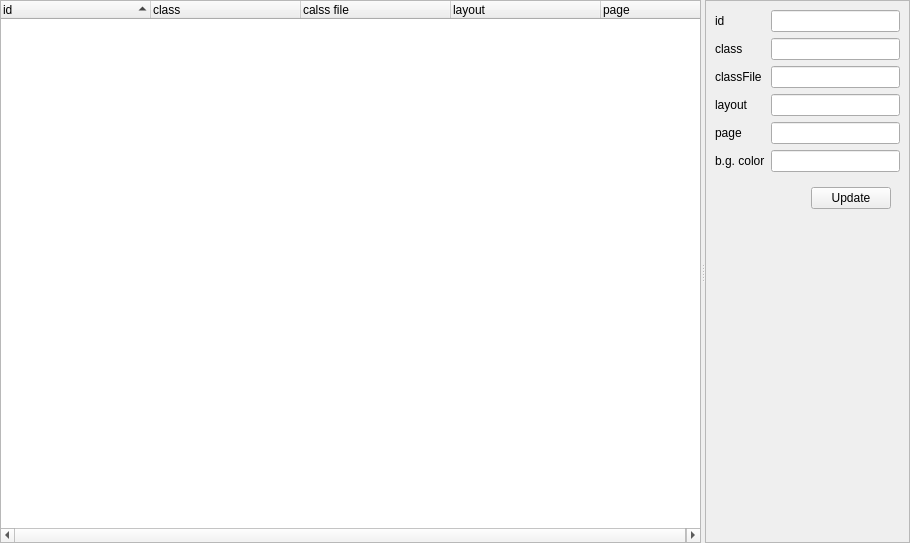
Before: the Qt Designer form n_config_scene_widget.ui in h13i32maru/navyjs-legacy2, drawn with Qt 5.
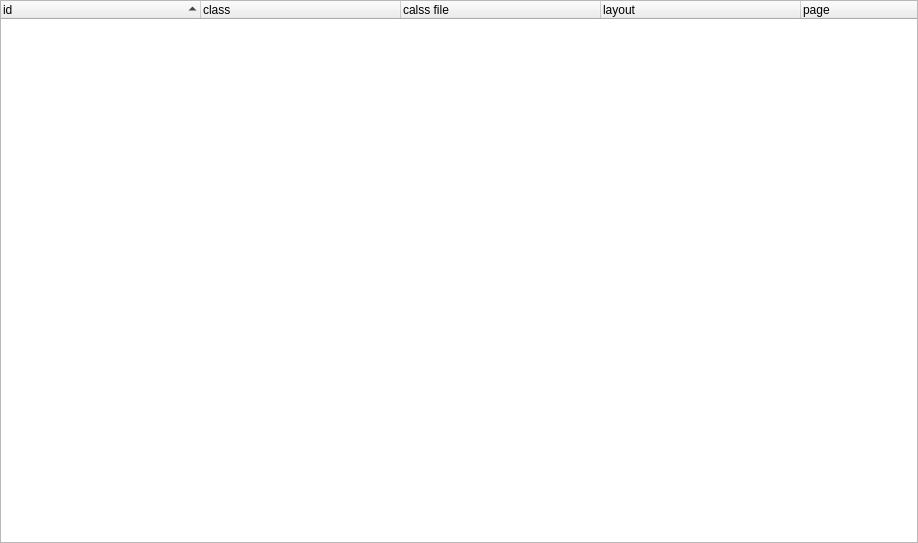
After: the same form once the commit is applied.

Commit message: sceneの設定をダイアログ化した

What changed in the file:
```diff
--- a/n_config_scene_widget.ui
+++ b/n_config_scene_widget.ui
@@ -6,7 +6,7 @@
    <rect>
     <x>0</x>
     <y>0</y>
-    <width>910</width>
+    <width>918</width>
     <height>543</height>
    </rect>
   </property>
@@ -27,10 +27,6 @@
     <number>0</number>
    </property>
    <item>
-    <widget class="QSplitter" name="splitter">
-     <property name="orientation">
-      <enum>Qt::Horizontal</enum>
-     </property>
      <widget class="QTreeWidget" name="sceneConfigTreeWidget">
       <property name="sizePolicy">
        <sizepolicy hsizetype="Expanding" vsizetype="Expanding">
@@ -60,7 +56,7 @@
        <number>5</number>
       </property>
       <attribute name="headerDefaultSectionSize">
-       <number>150</number>
+      <number>200</number>
       </attribute>
       <attribute name="headerStretchLastSection">
        <bool>true</bool>
@@ -90,116 +86,6 @@
         <string>page</string>
        </property>
       </column>
-     </widget>
-     <widget class="QFrame" name="frame_2">
-      <property name="frameShape">
-       <enum>QFrame::StyledPanel</enum>
-      </property>
-      <property name="frameShadow">
-       <enum>QFrame::Raised</enum>
-      </property>
-      <layout class="QGridLayout" name="gridLayout">
-       <item row="4" column="0">
-        <widget class="QLabel" name="label_5">
-         <property name="text">
-          <string>page</string>
-         </property>
-        </widget>
-       </item>
-       <item row="4" column="1">
-        <widget class="QLineEdit" name="pageEdit"/>
-       </item>
-       <item row="0" column="1">
-        <widget class="QLineEdit" name="idEdit"/>
-       </item>
-       <item row="3" column="1">
-        <widget class="QLineEdit" name="layoutEdit"/>
-       </item>
-       <item row="6" column="1">
-        <widget class="QLineEdit" name="backgroundColorEdit"/>
-       </item>
-       <item row="2" column="0">
-        <widget class="QLabel" name="label_3">
-         <property name="text">
-          <string>classFile</string>
-         </property>
-        </widget>
-       </item>
-       <item row="3" column="0">
-        <widget class="QLabel" name="label_4">
-         <property name="text">
-          <string>layout</string>
-         </property>
-        </widget>
-       </item>
-       <item row="2" column="1">
-        <widget class="QLineEdit" name="classFileEdit"/>
-       </item>
-       <item row="6" column="0">
-        <widget class="QLabel" name="label_6">
-         <property name="text">
-          <string>b.g. color</string>
-         </property>
-        </widget>
-       </item>
-       <item row="1" column="0">
-        <widget class="QLabel" name="label_2">
-         <property name="text">
-          <string>class</string>
-         </property>
-        </widget>
-       </item>
-       <item row="0" column="0">
-        <widget class="QLabel" name="label">
-         <property name="text">
-          <string>id</string>
-         </property>
-        </widget>
-       </item>
-       <item row="8" column="0">
-        <spacer name="verticalSpacer">
-         <property name="orientation">
-          <enum>Qt::Vertical</enum>
-         </property>
-         <property name="sizeHint" stdset="0">
-          <size>
-           <width>20</width>
-           <height>40</height>
-          </size>
-         </property>
-        </spacer>
-       </item>
-       <item row="1" column="1">
-        <widget class="QLineEdit" name="classEdit"/>
-       </item>
-       <item row="7" column="1">
-        <widget class="QWidget" name="widget" native="true">
-         <layout class="QHBoxLayout" name="horizontalLayout_2">
-          <item>
-           <spacer name="horizontalSpacer">
-            <property name="orientation">
-             <enum>Qt::Horizontal</enum>
-            </property>
-            <property name="sizeHint" stdset="0">
-             <size>
-              <width>105</width>
-              <height>20</height>
-             </size>
-            </property>
-           </spacer>
-          </item>
-          <item>
-           <widget class="QPushButton" name="updateButton">
-            <property name="text">
-             <string>Update</string>
-            </property>
-           </widget>
-          </item>
-         </layout>
-        </widget>
-       </item>
-      </layout>
-     </widget>
     </widget>
    </item>
   </layout>
```
Lines whose indentation alone changed are shown as unchanged. The commit also changes 8 other files.
